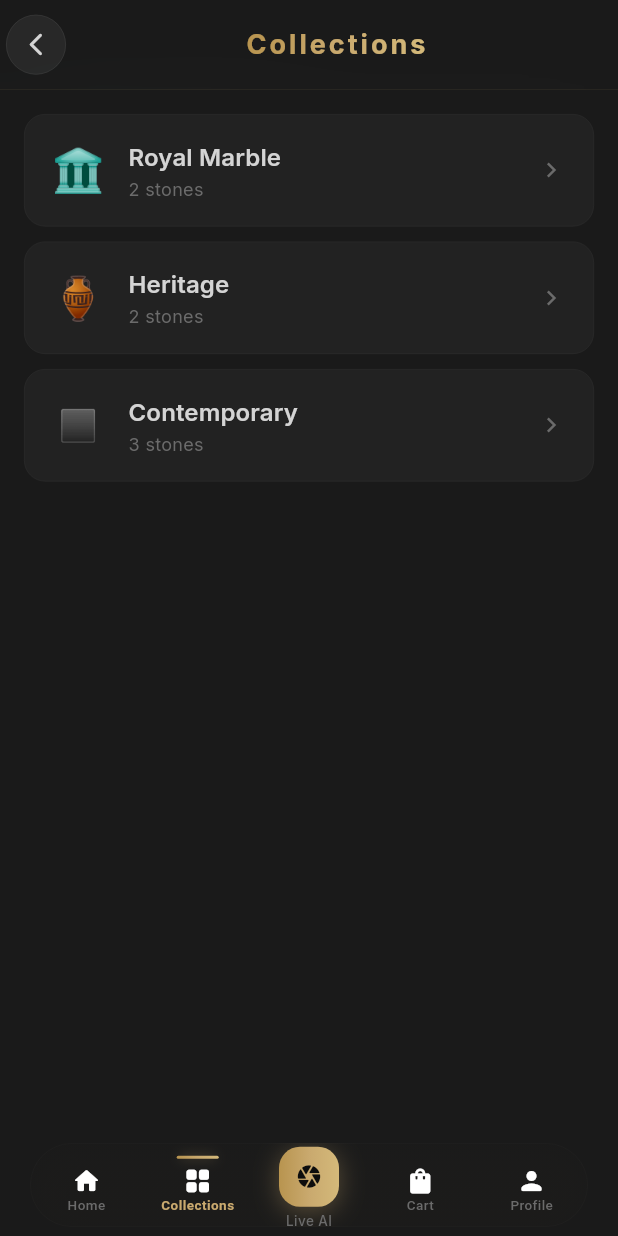
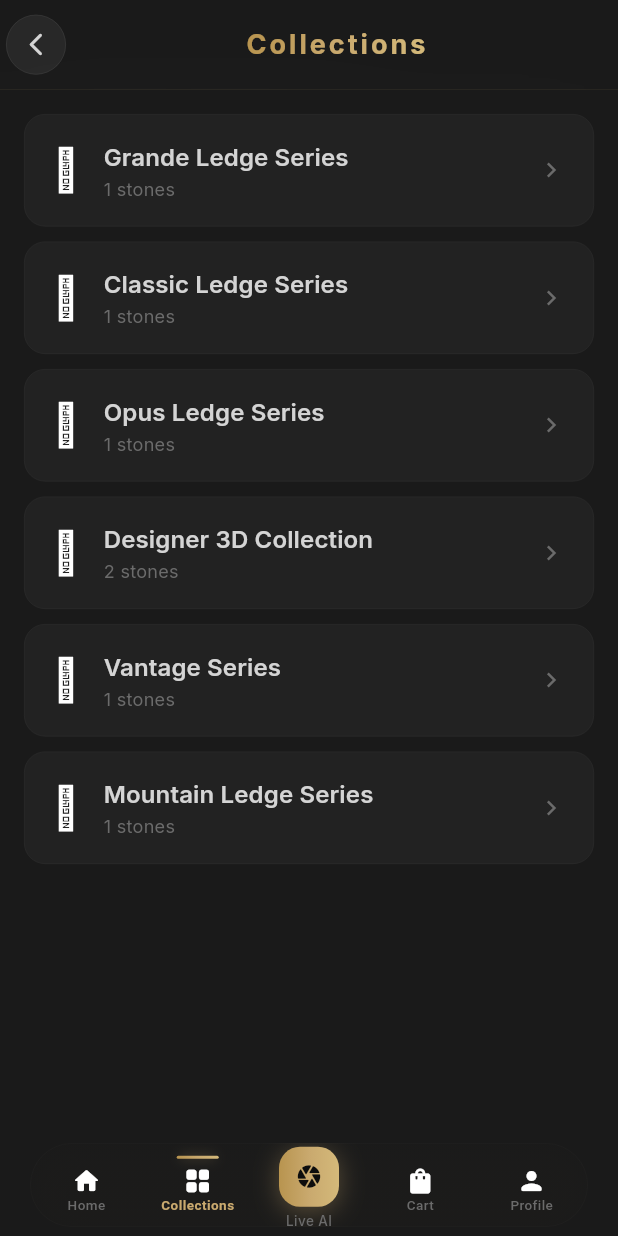
Before and after one commit to raghavshahhh/grazia-stones, a Flutter app: the CollectionListScreen screen opened by its route, on a phone screen of 412 x 824 dp. Run offline on Flutter 3.47's test engine with Material 3 defaults, Android fonts, the phone set to English and light mode, and no system bars; our stand-ins replace connectivity_plus, dio, flutter_riverpod, flutter_secure_storage, go_router, google_fonts and 2 more; accounts and stored records are empty; network calls fail.

Commit message:
feat: Update Stone model with real Grazia products
✅ Enhanced Stone model:
- Added productCode, category fields
- Multiple images support
- Box information (sqftPerBox, piecesPerBox)
- Color variants with colorImages
- Applications (idealFor)
- Stock management
- New product flags (isNewArrival, isFeatured)
- Weight, installation guide

✅ Updated MockDataService with REAL products:
- Grande Ledge Series (TA02) - ₹375/sqft
- Classic Ledge Series (Classic 07) - ₹425/sqft
- Opus Ledge Series (Opus 15) - ₹375/sqft
- Designer 3D Collection:
  - Verona 3D Panel - ₹550/sqft
  - Athena 3D Panel - ₹580/sqft
- Vantage Series (V12) - ₹395/sqft
- Mountain Ledge Series (M08) - ₹410/sqft

✅ Updated Collections:
- Grande Ledge Series
- Classic Ledge Series
- Opus Ledge Series
- Designer 3D Collection
- Vantage Series
- Mountain Ledge Series

Based on actual Grazia Stones catalogue PDFs

```diff
--- a/lib/core/models/stone.dart
+++ b/lib/core/models/stone.dart
@@ -1,52 +1,118 @@
 class Stone {
   final String id;
   final String name;
-  final String collection;
+  final String productCode; // e.g., TA02, Classic 07, Opus 15
+  final String collection; // e.g., Grande Ledge Series, Vantage Series
+  final String category; // e.g., Ledge Stone, 3D Panels, Designer Blocks
   final double pricePerSqFt;
   final String description;
-  final String? imageUrl;
+  final List<String> images; // Multiple images
+  final String? mainImageUrl; // Primary display image
   final double rating;
   final int reviewCount;
-  final String thickness;
-  final String finish;
-  final String size;
-  final String origin;
-  final List<String> availableColors;
+
+  // Dimensions
+  final String length;
+  final String width;
+  final String thickness; // e.g., 18-20mm
+  final String size; // Combined display
+
+  // Box Information
+  final double sqftPerBox;
+  final int piecesPerBox;
+
+  // Product Details
+  final String finish; // Polished, Honed, Leathered, etc.
+  final String texture; // Natural, Rough, Smooth
+  final List<String> availableColors; // Multiple color variants
+  final List<String> colorImages; // Images for each color
+
+  // Applications
+  final List<String> idealFor; // Living Room, Lobby, Hotel, Exterior, etc.
+  final String installationGuide;
+
+  // Status
   final bool isTrending;
+  final bool isNewArrival;
+  final bool isFeatured;
+  final bool inStock;
+  final int stockQuantity;
+
+  // Related
+  final List<String> relatedProductIds;
+  final String? weight;
+  final String? origin;
 
   const Stone({
     required this.id,
     required this.name,
+    required this.productCode,
     required this.collection,
+    required this.category,
     required this.pricePerSqFt,
     required this.description,
-    this.imageUrl,
+    this.images = const [],
+    this.mainImageUrl,
     this.rating = 0.0,
     this.reviewCount = 0,
+    this.length = '',
+    this.width = '',
     this.thickness = '',
+    this.size = '',
+    this.sqftPerBox = 0.0,
+    this.piecesPerBox = 0,
     this.finish = '',
-    this.size = '',
-    this.origin = '',
+    this.texture = '',
     this.availableColors = const [],
+    this.colorImages = const [],
+    this.idealFor = const [],
+    this.installationGuide = '',
     this.isTrending = false,
+    this.isNewArrival = false,
+    this.isFeatured = false,
+    this.inStock = true,
+    this.stockQuantity = 0,
+    this.relatedProductIds = const [],
+    this.weight,
+    this.origin,
   });
 
   Map<String, dynamic> toMap() => {
     'id': id,
     'name': name,
+    'productCode': productCode,
     'collection': collection,
+    'category': category,
     'pricePerSqFt': pricePerSqFt,
     'description': description,
-    'imageUrl': imageUrl,
+    'images': images,
+    'mainImageUrl': mainImageUrl,
     'rating': rating,
     'reviewCount': reviewCount,
+    'length': length,
+    'width': width,
     'thickness': thickness,
+    'size': size,
+    'sqftPerBox': sqftPerBox,
+    'piecesPerBox': piecesPerBox,
     'finish': finish,
-    'size': size,
+    'texture': texture,
+    'availableColors': availableColors,
+    'colorImages': colorImages,
+    'idealFor': idealFor,
+    'installationGuide': installationGuide,
+    'isTrending': isTrending,
+    'isNewArrival': isNewArrival,
+    'isFeatured': isFeatured,
+    'inStock': inStock,
+    'stockQuantity': stockQuantity,
+    'relatedProductIds': relatedProductIds,
+    'weight': weight,
     'origin': origin,
-    'availableColors': availableColors,
-    'isTrending': isTrending,
   };
+
+  // Backward compatibility - get first image as imageUrl
+  String? get imageUrl => mainImageUrl ?? (images.isNotEmpty ? images.first : null);
 
   factory Stone.fromJson(Map<String, dynamic> json) => Stone.fromMap(json);
 
@@ -55,49 +121,100 @@
   factory Stone.fromMap(Map<String, dynamic> map) => Stone(
     id: map['id'] ?? '',
     name: map['name'] ?? '',
+    productCode: map['productCode'] ?? '',
     collection: map['collection'] ?? '',
+    category: map['category'] ?? '',
     pricePerSqFt: (map['pricePerSqFt'] ?? 0).toDouble(),
     description: map['description'] ?? '',
-    imageUrl: map['imageUrl'],
+    images: List<String>.from(map['images'] ?? []),
+    mainImageUrl: map['mainImageUrl'] ?? map['imageUrl'], // Backward compatibility
     rating: (map['rating'] ?? 0).toDouble(),
     reviewCount: map['reviewCount'] ?? 0,
+    length: map['length'] ?? '',
+    width: map['width'] ?? '',
     thickness: map['thickness'] ?? '',
+    size: map['size'] ?? '',
+    sqftPerBox: (map['sqftPerBox'] ?? 0).toDouble(),
+    piecesPerBox: map['piecesPerBox'] ?? 0,
     finish: map['finish'] ?? '',
-    size: map['size'] ?? '',
-    origin: map['origin'] ?? '',
+    texture: map['texture'] ?? '',
     availableColors: List<String>.from(map['availableColors'] ?? []),
+    colorImages: List<String>.from(map['colorImages'] ?? []),
+    idealFor: List<String>.from(map['idealFor'] ?? []),
+    installationGuide: map['installationGuide'] ?? '',
     isTrending: map['isTrending'] ?? false,
+    isNewArrival: map['isNewArrival'] ?? false,
+    isFeatured: map['isFeatured'] ?? false,
+    inStock: map['inStock'] ?? true,
+    stockQuantity: map['stockQuantity'] ?? 0,
+    relatedProductIds: List<String>.from(map['relatedProductIds'] ?? []),
+    weight: map['weight'],
+    origin: map['origin'],
   );
 
   Stone copyWith({
     String? id,
     String? name,
+    String? productCode,
     String? collection,
+    String? category,
     double? pricePerSqFt,
     String? description,
-    String? imageUrl,
+    List<String>? images,
+    String? mainImageUrl,
     double? rating,
     int? reviewCount,
+    String? length,
+    String? width,
     String? thickness,
+    String? size,
+    double? sqftPerBox,
+    int? piecesPerBox,
     String? finish,
-    String? size,
+    String? texture,
+    List<String>? availableColors,
+    List<String>? colorImages,
+    List<String>? idealFor,
+    String? installationGuide,
+    bool? isTrending,
+    bool? isNewArrival,
+    bool? isFeatured,
+    bool? inStock,
+    int? stockQuantity,
+    List<String>? relatedProductIds,
+    String? weight,
     String? origin,
-    List<String>? availableColors,
-    bool? isTrending,
   }) => Stone(
     id: id ?? this.id,
     name: name ?? this.name,
+    productCode: productCode ?? this.productCode,
     collection: collection ?? this.collection,
+    category: category ?? this.category,
     pricePerSqFt: pricePerSqFt ?? this.pricePerSqFt,
     description: description ?? this.description,
-    imageUrl: imageUrl ?? this.imageUrl,
+    images: images ?? this.images,
+    mainImageUrl: mainImageUrl ?? this.mainImageUrl,
     rating: rating ?? this.rating,
     reviewCount: reviewCount ?? this.reviewCount,
+    length: length ?? this.length,
+    width: width ?? this.width,
     thickness: thickness ?? this.thickness,
+    size: size ?? this.size,
+    sqftPerBox: sqftPerBox ?? this.sqftPerBox,
+    piecesPerBox: piecesPerBox ?? this.piecesPerBox,
     finish: finish ?? this.finish,
-    size: size ?? this.size,
+    texture: texture ?? this.texture,
+    availableColors: availableColors ?? this.availableColors,
+    colorImages: colorImages ?? this.colorImages,
+    idealFor: idealFor ?? this.idealFor,
+    installationGuide: installationGuide ?? this.installationGuide,
+    isTrending: isTrending ?? this.isTrending,
+    isNewArrival: isNewArrival ?? this.isNewArrival,
+    isFeatured: isFeatured ?? this.isFeatured,
+    inStock: inStock ?? this.inStock,
+    stockQuantity: stockQuantity ?? this.stockQuantity,
+    relatedProductIds: relatedProductIds ?? this.relatedProductIds,
+    weight: weight ?? this.weight,
     origin: origin ?? this.origin,
-    availableColors: availableColors ?? this.availableColors,
-    isTrending: isTrending ?? this.isTrending,
   );
 }
--- a/lib/core/services/mock_data_service.dart
+++ b/lib/core/services/mock_data_service.dart
@@ -4,124 +4,251 @@
 
 class MockDataService {
   static final List<Stone> stones = [
+    // GRANDE LEDGE SERIES
     Stone(
-      id: 'charcoal-black',
-      name: 'Charcoal Black',
-      collection: 'Royal Marble',
-      pricePerSqFt: 180,
-      description: 'Deep charcoal tones with subtle silver veining create a sophisticated backdrop for luxury interiors.',
+      id: 'grande-ta02',
+      name: 'Grande Ledge TA02',
+      productCode: 'TA02',
+      collection: 'Grande Ledge Series',
+      category: 'Ledge Stone',
+      pricePerSqFt: 375,
+      description: 'Premium natural stone ledge with elegant texture. Perfect for feature walls and luxury interiors.',
+      images: [
+        'https://image.pollinations.ai/prompt/luxury%20grande%20ledge%20stone%20wall%20cladding%20natural%20texture%20beige%20color%20architectural%20interior?width=800&height=800',
+      ],
       rating: 4.8,
       reviewCount: 124,
+      length: '600mm',
+      width: '150mm',
       thickness: '18-20mm',
-      finish: 'Polished',
-      size: '600x300',
-      origin: 'Italy',
-      availableColors: const ['#1C1C1E', '#2D2D2D', '#3A3A3A', '#4A4A4A'],
+      size: '600×150×18-20mm',
+      sqftPerBox: 10.5,
+      piecesPerBox: 8,
+      finish: 'Natural',
+      texture: 'Rough Ledge',
+      availableColors: ['Beige', 'Grey', 'Brown'],
+      idealFor: ['Living Room', 'Lobby', 'Feature Wall', 'Hotel Interior'],
       isTrending: true,
-      imageUrl: 'https://image.pollinations.ai/prompt/luxury%20charcoal%20black%20marble%20slab%20texture%20with%20silver%20veining%20polished%20surface%20studio%20lighting%20product%20photography?width=512&height=512',
+      isFeatured: true,
+      inStock: true,
+      stockQuantity: 150,
     ),
+
+    // CLASSIC LEDGE SERIES
     Stone(
-      id: 'accent-gold',
-      name: 'Accent Gold',
-      collection: 'Royal Marble',
-      pricePerSqFt: 320,
-      description: 'Rich golden hues with dramatic veining patterns that exude opulence.',
+      id: 'classic-07',
+      name: 'Classic Ledge 07',
+      productCode: 'Classic 07',
+      collection: 'Classic Ledge Series',
+      category: 'Ledge Stone',
+      pricePerSqFt: 425,
+      description: 'Timeless classic ledge stone with sophisticated layered design. Ideal for elegant architectural spaces.',
+      images: [
+        'https://image.pollinations.ai/prompt/classic%20ledge%20stone%20wall%20cladding%20grey%20layers%20luxury%20interior%20design?width=800&height=800',
+      ],
       rating: 4.9,
       reviewCount: 89,
+      length: '600mm',
+      width: '150mm',
       thickness: '18-20mm',
-      finish: 'Honed',
-      size: '600x300',
-      origin: 'Italy',
-      availableColors: const ['#C9A84C', '#D4AF37', '#B8860B', '#DAA520'],
+      size: '600×150×18-20mm',
+      sqftPerBox: 10.5,
+      piecesPerBox: 8,
+      finish: 'Natural',
+      texture: 'Stacked Ledge',
+      availableColors: ['Grey', 'Charcoal', 'Silver'],
+      idealFor: ['Living Room', 'Office', 'Reception', 'Commercial'],
       isTrending: true,
-      imageUrl: 'https://image.pollinations.ai/prompt/luxury%20golden%20marble%20slab%20with%20dramatic%20veining%20honed%20finish%20studio%20lighting%20product%20photography?width=512&height=512',
+      inStock: true,
+      stockQuantity: 200,
     ),
+
+    // OPUS LEDGE SERIES
     Stone(
-      id: 'imperial-travertine',
-      name: 'Imperial Travertine',
-      collection: 'Heritage',
-      pricePerSqFt: 24,
-      description: 'Timeless elegance with warm ivory tones and natural veining patterns. Perfect for luxury wall cladding.',
+      id: 'opus-15',
+      name: 'Opus Ledge 15',
+      productCode: 'Opus 15',
+      collection: 'Opus Ledge Series',
+      category: 'Ledge Stone',
+      pricePerSqFt: 375,
+      description: 'Modern opus pattern ledge stone with irregular shapes creating a contemporary aesthetic.',
+      images: [
+        'https://image.pollinations.ai/prompt/opus%20ledge%20stone%20irregular%20pattern%20modern%20wall%20cladding%20luxury?width=800&height=800',
+      ],
       rating: 4.7,
       reviewCount: 156,
+      length: '600mm',
+      width: '150mm',
       thickness: '18-20mm',
-      finish: 'Honed',
-      size: '600x300',
-      origin: 'Italy',
-      availableColors: const ['#F5F5DC', '#E8D5B7', '#D2B48C', '#C4A882'],
+      size: '600×150×18-20mm',
+      sqftPerBox: 10.5,
+      piecesPerBox: 8,
+      finish: 'Natural',
+      texture: 'Irregular Ledge',
+      availableColors: ['Sandstone', 'Brown', 'Mixed'],
+      idealFor: ['Feature Wall', 'Restaurant', 'Bar', 'Modern Interior'],
+      isTrending: false,
+      inStock: true,
+      stockQuantity: 120,
+    ),
+
+    // DESIGNER 3D PANELS - VERONA
+    Stone(
+      id: 'verona-3d',
+      name: 'Verona 3D Panel',
+      productCode: 'VERONA',
+      collection: 'Designer 3D Collection',
+      category: '3D Wall Panels',
+      pricePerSqFt: 550,
+      description: 'Elegant 3D decorative wall panel with geometric patterns. Premium architectural element for luxury spaces.',
+      images: [
+        'https://image.pollinations.ai/prompt/verona%203d%20wall%20panel%20geometric%20pattern%20white%20luxury%20interior%20design?width=800&height=800',
+      ],
+      rating: 4.9,
+      reviewCount: 67,
+      length: '600mm',
+      width: '600mm',
+      thickness: '25mm',
+      size: '600×600×25mm',
+      sqftPerBox: 12.0,
+      piecesPerBox: 4,
+      finish: 'Polished',
+      texture: '3D Geometric',
+      availableColors: ['White', 'Grey', 'Black', 'Beige'],
+      idealFor: ['Living Room', 'Bedroom', 'Hotel Lobby', 'Office'],
       isTrending: true,
-      imageUrl: 'https://image.pollinations.ai/prompt/imperial%20travertine%20stone%20slab%20warm%20ivory%20tones%20natural%20veining%20honed%20finish%20luxury%20product%20photography?width=512&height=512',
+      isFeatured: true,
+      isNewArrival: true,
+      inStock: true,
+      stockQuantity: 80,
     ),
+
+    // DESIGNER 3D PANELS - ATHENA
     Stone(
-      id: 'graphite-grey',
-      name: 'Graphite Grey',
-      collection: 'Contemporary',
-      pricePerSqFt: 210,
-      description: 'Sleek grey tones with minimal veining for modern architectural spaces.',
+      id: 'athena-3d',
+      name: 'Athena 3D Panel',
+      productCode: 'ATHENA',
+      collection: 'Designer 3D Collection',
+      category: '3D Wall Panels',
+      pricePerSqFt: 580,
+      description: 'Sophisticated 3D panel with wave-like patterns creating depth and visual interest.',
+      images: [
+        'https://image.pollinations.ai/prompt/athena%203d%20wall%20panel%20wave%20pattern%20luxury%20architectural%20design?width=800&height=800',
+      ],
+      rating: 4.8,
+      reviewCount: 54,
+      length: '600mm',
+      width: '600mm',
+      thickness: '25mm',
+      size: '600×600×25mm',
+      sqftPerBox: 12.0,
+      piecesPerBox: 4,
+      finish: 'Matte',
+      texture: '3D Wave',
+      availableColors: ['White', 'Cream', 'Grey'],
+      idealFor: ['Bedroom', 'Spa', 'Boutique', 'Premium Retail'],
+      isTrending: true,
+      isNewArrival: true,
+      inStock: true,
+      stockQuantity: 60,
+    ),
+
+    // VANTAGE SERIES
+    Stone(
+      id: 'vantage-v12',
+      name: 'Vantage V12',
+      productCode: 'V12',
+      collection: 'Vantage Series',
+      category: 'Ledge Stone',
+      pricePerSqFt: 395,
+      description: 'Contemporary vantage series with clean lines and modern appeal.',
+      images: [
+        'https://image.pollinations.ai/prompt/vantage%20ledge%20stone%20modern%20clean%20lines%20grey%20wall%20cladding?width=800&height=800',
+      ],
       rating: 4.6,
       reviewCount: 98,
+      length: '600mm',
+      width: '150mm',
       thickness: '18-20mm',
-      finish: 'Polished',
-      size: '600x300',
-      origin: 'Spain',
-      availableColors: const ['#36454F', '#696969', '#808080', '#A9A9A9'],
-      isTrending: true,
-      imageUrl: 'https://image.pollinations.ai/prompt/sleek%20graphite%20grey%20marble%20slab%20minimal%20veining%20polished%20modern%20architectural%20product%20photography?width=512&height=512',
+      size: '600×150×18-20mm',
+      sqftPerBox: 10.5,
+      piecesPerBox: 8,
+      finish: 'Natural',
+      texture: 'Linear Ledge',
+      availableColors: ['Grey', 'White', 'Black'],
+      idealFor: ['Modern Home', 'Loft', 'Studio', 'Contemporary Office'],
+      isTrending: false,
+      inStock: true,
+      stockQuantity: 100,
     ),
+
+    // MOUNTAIN LEDGE SERIES
     Stone(
-      id: 'walnut-brown',
-      name: 'Walnut Brown',
-      collection: 'Heritage',
-      pricePerSqFt: 195,
-      description: 'Warm walnut tones with organic patterns inspired by nature.',
-      rating: 4.5,
-      reviewCount: 67,
-      thickness: '18-20mm',
-      finish: 'Leathered',
-      size: '600x300',
-      origin: 'India',
-      availableColors: const ['#5C4033', '#6B4423', '#8B5A2B', '#A0522D'],
+      id: 'mountain-m08',
+      name: 'Mountain Ledge M08',
+      productCode: 'M08',
+      collection: 'Mountain Ledge Series',
+      category: 'Ledge Stone',
+      pricePerSqFt: 410,
+      description: 'Rugged mountain-inspired ledge stone with natural texture and earthy tones.',
+      images: [
+        'https://image.pollinations.ai/prompt/mountain%20ledge%20stone%20rugged%20texture%20brown%20earthy%20wall%20cladding?width=800&height=800',
+      ],
+      rating: 4.7,
+      reviewCount: 112,
+      length: '600mm',
+      width: '150mm',
+      thickness: '20-25mm',
+      size: '600×150×20-25mm',
+      sqftPerBox: 10.5,
+      piecesPerBox: 8,
+      finish: 'Natural',
+      texture: 'Rough Mountain',
+      availableColors: ['Brown', 'Rust', 'Mixed Earth Tones'],
+      idealFor: ['Exterior', 'Villa', 'Resort', 'Garden Wall'],
       isTrending: false,
-      imageUrl: 'https://image.pollinations.ai/prompt/warm%20walnut%20brown%20stone%20slab%20organic%20patterns%20leathered%20finish%20natural%20beauty%20product%20photography?width=512&height=512',
-    ),
-    Stone(
-      id: 'matte-white',
-      name: 'Matte White',
-      collection: 'Contemporary',
-      pricePerSqFt: 165,
-      description: 'Pure white with subtle texture for minimalist luxury.',
-      rating: 4.4,
-      reviewCount: 112,
-      thickness: '18-20mm',
-      finish: 'Matte',
-      size: '600x300',
-      origin: 'Greece',
-      availableColors: const ['#FFFAFA', '#F5F5F5', '#DCDCDC', '#C0C0C0'],
-      isTrending: false,
-      imageUrl: 'https://image.pollinations.ai/prompt/pure%20white%20marble%20slab%20subtle%20texture%20matte%20finish%20minimalist%20luxury%20product%20photography?width=512&height=512',
-    ),
-    Stone(
-      id: 'brushed-silver',
-      name: 'Brushed Silver',
-      collection: 'Contemporary',
-      pricePerSqFt: 275,
-      description: 'Metallic silver finish with industrial-chic appeal.',
-      rating: 4.7,
-      reviewCount: 54,
-      thickness: '18-20mm',
-      finish: 'Brushed',
-      size: '600x300',
-      origin: 'Italy',
-      availableColors: const ['#C0C0C0', '#A8A8A8', '#B0B0B0', '#D3D3D3'],
-      isTrending: false,
-      imageUrl: 'https://image.pollinations.ai/prompt/brushed%20silver%20metallic%20stone%20slab%20industrial%20chic%20finish%20luxury%20product%20photography?width=512&height=512',
+      inStock: true,
+      stockQuantity: 180,
     ),
   ];
 
   static final List<Collection> collections = [
-    const Collection(id: 'royal-marble', name: 'Royal Marble', description: 'Premium Italian marbles for luxury spaces', stoneCount: 2),
-    const Collection(id: 'heritage', name: 'Heritage', description: 'Timeless stones with rich history', stoneCount: 2),
-    const Collection(id: 'contemporary', name: 'Contemporary', description: 'Modern stones for modern spaces', stoneCount: 3),
+    const Collection(
+      id: 'grande-ledge-series',
+      name: 'Grande Ledge Series',
+      description: 'Premium natural stone ledge collection with elegant texture and timeless appeal',
+      stoneCount: 1,
+    ),
+    const Collection(
+      id: 'classic-ledge-series',
+      name: 'Classic Ledge Series',
+      description: 'Sophisticated layered ledge stones for elegant architectural spaces',
+      stoneCount: 1,
+    ),
+    const Collection(
+      id: 'opus-ledge-series',
+      name: 'Opus Ledge Series',
+      description: 'Modern irregular pattern ledge stones with contemporary aesthetic',
+      stoneCount: 1,
+    ),
+    const Collection(
+      id: 'designer-3d-collection',
+      name: 'Designer 3D Collection',
+      description: 'Premium 3D decorative wall panels for luxury interiors',
+      stoneCount: 2,
+    ),
+    const Collection(
+      id: 'vantage-series',
+      name: 'Vantage Series',
+      description: 'Contemporary ledge series with clean lines and modern appeal',
+      stoneCount: 1,
+    ),
+    const Collection(
+      id: 'mountain-ledge-series',
+      name: 'Mountain Ledge Series',
+      description: 'Rugged mountain-inspired ledge stones with natural texture',
+      stoneCount: 1,
+    ),
   ];
 
   static final List<Dealer> dealers = [
--- a/lib/features/live_ai/presentation/live_ai_screen.dart
+++ b/lib/features/live_ai/presentation/live_ai_screen.dart
@@ -713,7 +713,7 @@
                   _buildBadge(
                     icon: Icons.location_on_outlined,
                     label: 'ORIGIN',
-                    value: _selectedStone.origin,
+                    value: _selectedStone.origin ?? 'India',
                     color: AppColors.info,
                   ),
                   const SizedBox(height: 8),
--- a/lib/features/search/presentation/search_screen.dart
+++ b/lib/features/search/presentation/search_screen.dart
@@ -58,7 +58,7 @@
             stone.collection.toLowerCase().contains(query) ||
             stone.description.toLowerCase().contains(query) ||
             stone.finish.toLowerCase().contains(query) ||
-            stone.origin.toLowerCase().contains(query);
+            (stone.origin?.toLowerCase().contains(query) ?? false);
 
         bool matchesFilters = _selectedFilters.contains('All') || _selectedFilters.isEmpty;
 
```
Also changed, not shown: 2 other files.
